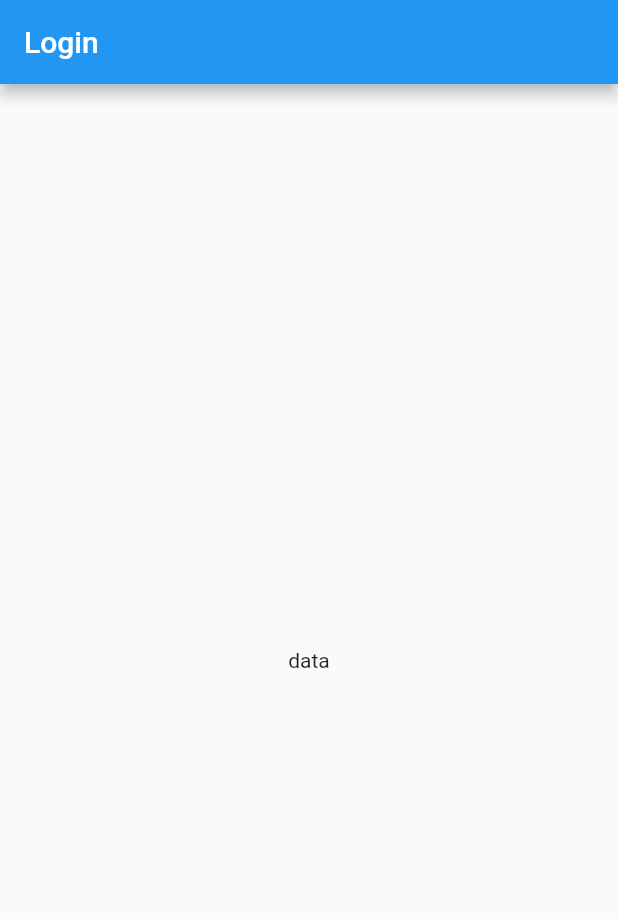
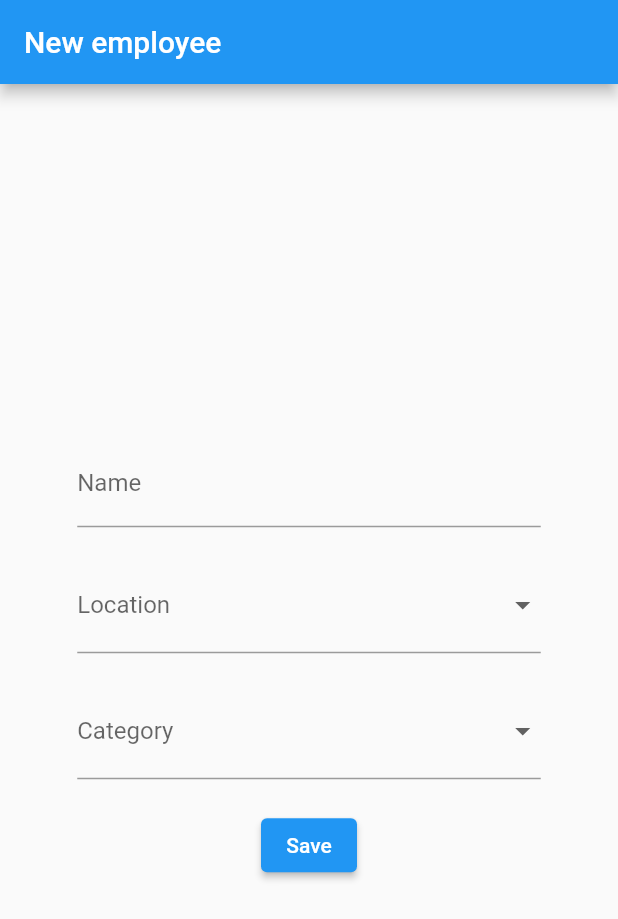
Before and after one commit to TomiSzabo00/SequenceManager_Flutter, a Flutter app: the screen it shows after launch, on a phone screen of 412 x 824 dp. Shown: the top 919 px of the screen. Run offline on Flutter 3.47's test engine with Material 2 defaults, Android fonts, the phone set to English and light mode, and no system bars.

Commit message:
Views part1

```diff
--- a/lib/main.dart
+++ b/lib/main.dart
@@ -1,7 +1,7 @@
 import 'package:flutter/material.dart';
 import 'package:provider/provider.dart';
-import 'package:sequence_manager/screens/auth/login_screen.dart';
 import 'screens/auth/auth_viewmodel.dart';
+import 'screens/employee/new_employee.dart';
 
 void main() {
   runApp(
@@ -19,7 +19,7 @@ class MainApp extends StatelessWidget {
     return const MaterialApp(
       home: Scaffold(
         body: Center(
-          child: LoginScreen(),
+          child: NewEmployeeScreen(),
         ),
       ),
     );
--- /dev/null
+++ b/lib/screens/employee/new_employee.dart
@@ -0,0 +1,89 @@
+import 'package:flutter/material.dart';
+
+class NewEmployeeScreen extends StatefulWidget {
+  const NewEmployeeScreen({super.key});
+
+  @override
+  _NewEmployeeScreenState createState() => _NewEmployeeScreenState();
+}
+
+class _NewEmployeeScreenState extends State<NewEmployeeScreen> {
+  String? selectedOption1; // Initially selected option for the first dropdown
+  String? selectedOption2; // Initially selected option for the second dropdown
+  String name = '';
+
+  List<String> options1 = ['Option 1', 'Option 2', 'Option 3', 'Option 4'];
+  List<String> options2 = ['Option A', 'Option B', 'Option C', 'Option D'];
+
+  @override
+  Widget build(BuildContext context) {
+    return Scaffold(
+      appBar: AppBar(
+        title: const Text("New employee"),
+      ),
+      body: Center(
+        child: FractionallySizedBox(
+          widthFactor: 0.75, // 75% of the screen width
+          child: Column(
+            mainAxisAlignment: MainAxisAlignment.center,
+            children: <Widget>[
+              TextFormField(
+                decoration: const InputDecoration(
+                  labelText: 'Name',
+                ),
+                onChanged: (value) {
+                  setState(() {
+                    name = value;
+                  });
+                },
+              ),
+              const SizedBox(height: 20),
+              DropdownButtonFormField<String>(
+                decoration: const InputDecoration(
+                  labelText: 'Location',
+                ),
+                value: selectedOption1,
+                onChanged: (String? newValue) {
+                  setState(() {
+                    selectedOption1 = newValue;
+                  });
+                },
+                items: options1.map<DropdownMenuItem<String>>((String option) {
+                  return DropdownMenuItem<String>(
+                    value: option,
+                    child: Text(option),
+                  );
+                }).toList(),
+              ),
+              const SizedBox(height: 20),
+              DropdownButtonFormField<String>(
+                decoration: const InputDecoration(
+                  labelText: 'Category',
+                ),
+                value: selectedOption2,
+                onChanged: (String? newValue) {
+                  setState(() {
+                    selectedOption2 = newValue;
+                  });
+                },
+                items: options2.map<DropdownMenuItem<String>>((String option) {
+                  return DropdownMenuItem<String>(
+                    value: option,
+                    child: Text(option),
+                  );
+                }).toList(),
+              ),
+              const SizedBox(height: 20),
+              ElevatedButton(
+                onPressed: () {
+                  // Handle the submit button press
+                },
+                child: const Text("Save"),
+              ),
+            ],
+          ),
+        ),
+      ),
+    );
+  }
+}
```
Also changed, not shown: lib/screens/category/edit_category.dart (added, +43 -0 lines), lib/screens/category/new_category.dart (added, +43 -0 lines), lib/screens/employee/edit_employee.dart (added, +89 -0 lines), lib/screens/employee/employee.dart (added, +46 -0 lines), lib/screens/location/edit_location.dart (added, +43 -0 lines), lib/screens/location/new_location.dart (added, +43 -0 lines), lib/screens/manager/new_manager.dart (added, +46 -0 lines), lib/screens/menu/edit_menu.dart (added, +43 -0 lines), lib/screens/menu/user_menu.dart (added, +55 -0 lines), lib/screens/user/user_getNumber.dart (added, +80 -0 lines), lib/screens/user/user_wainting.dart (added, +55 -0 lines).
